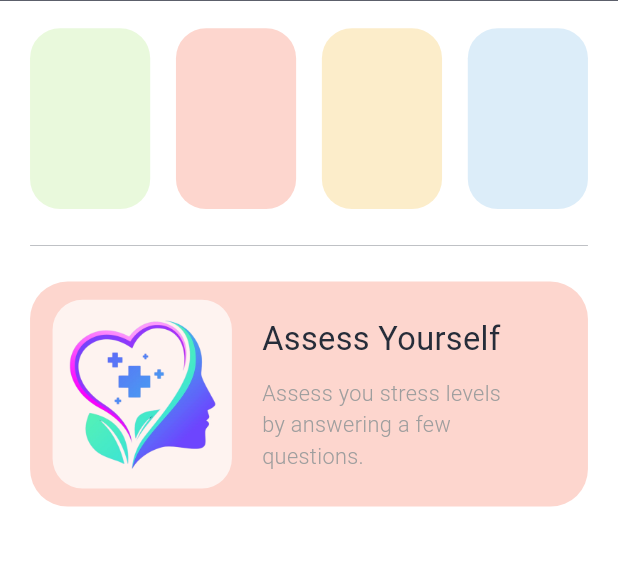
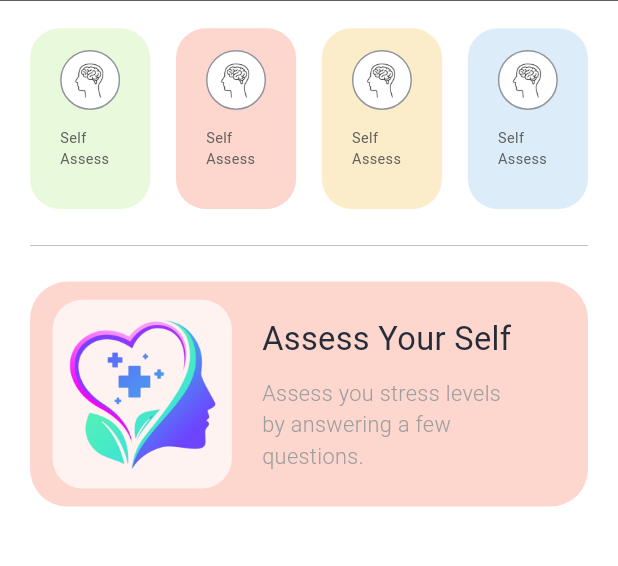
Before and after one commit to anantbhartiya/ZenZone, a Flutter app: the HomeScreen screen opened directly, on a phone screen of 412 x 824 dp, the part 83-649 px from its top. Run offline on Flutter 3.47's test engine with Material 2 defaults, Android fonts, the phone set to English and light mode, and no system bars; our stand-ins replace google_fonts.

Commit message:
made additional changes to UI

```diff
--- a/lib/screens/assess_screen.dart
+++ b/lib/screens/assess_screen.dart
@@ -207,7 +207,7 @@ class _AssessScreenState extends State<AssessScreen> {
               ),
             ),
             Text(
-              "Assess Yourself",
+              "Assess your self now!",
               style: regularTextStyle.copyWith(
                 fontSize: getProportionateScreenHeight(10),
                 color: Colors.grey,
--- a/lib/screens/homescreen.dart
+++ b/lib/screens/homescreen.dart
@@ -1,6 +1,7 @@
 import 'package:flutter/material.dart';
 import 'package:provider/provider.dart';
 import 'package:zenzone/screens/assess_screen.dart';
+import 'package:zenzone/widgets/card1.dart';
 import 'package:zenzone/utils/size_config.dart';
 import 'package:zenzone/utils/theme.dart';
 import 'package:zenzone/utils/userdata.dart';
@@ -62,38 +63,10 @@ class _HomeScreenState extends State<HomeScreen> {
               Row(
                 mainAxisAlignment: MainAxisAlignment.spaceBetween,
                 children: [
-                  Container(
-                    height: getProportionateScreenHeight(100),
-                    width: getProportionateScreenWidth(80),
-                    decoration: BoxDecoration(
-                      color: greentheme,
-                      borderRadius: BorderRadius.circular(20)
-                    ),
-                  ),
-                  Container(
-                    height: getProportionateScreenHeight(100),
-                    width: getProportionateScreenWidth(80),
-                    decoration: BoxDecoration(
-                      color: pinktheme,
-                      borderRadius: BorderRadius.circular(20)
-                    ),
-                  ),
-                  Container(
-                    height: getProportionateScreenHeight(100),
-                    width: getProportionateScreenWidth(80),
-                    decoration: BoxDecoration(
-                      color: yellowtheme,
-                      borderRadius: BorderRadius.circular(20)
-                    ),
-                  ),
-                  Container(
-                    height: getProportionateScreenHeight(100),
-                    width: getProportionateScreenWidth(80),
-                    decoration: BoxDecoration(
-                      color: bluetheme,
-                      borderRadius: BorderRadius.circular(20)
-                    ),
-                  ),
+                  Card1(color: greentheme, icon: 'assets/brain_icon.png', text: 'Self Assess',),
+                  Card1(color: pinktheme, icon: 'assets/brain_icon.png', text: 'Self Assess',),
+                  Card1(color: yellowtheme, icon: 'assets/brain_icon.png', text: 'Self Assess',),
+                  Card1(color: bluetheme, icon: 'assets/brain_icon.png', text: 'Self Assess',),
                 ],
               ),
               SizedBox(height: getProportionateScreenHeight(20),),
@@ -137,7 +110,7 @@ class _HomeScreenState extends State<HomeScreen> {
                           mainAxisAlignment: MainAxisAlignment.spaceEvenly,
                           children: [
                             Text(
-                              'Assess Yourself',
+                              'Assess Your Self',
                               style: regularTextStyle.copyWith(fontSize: getProportionateScreenHeight(18)),
                             ),
                             Text(
--- /dev/null
+++ b/lib/widgets/card1.dart
@@ -0,0 +1,57 @@
+import 'package:flutter/material.dart';
+import 'package:zenzone/utils/size_config.dart';
+import 'package:zenzone/utils/theme.dart';
+
+class Card1 extends StatelessWidget {
+  final Color color;
+  final String icon;
+  final String text;
+
+  const Card1({super.key, required this.color, required this.icon, required this.text});
+
+  @override
+  Widget build(BuildContext context) {
+    return Container(
+      height: getProportionateScreenHeight(100),
+      width: getProportionateScreenWidth(80),
+      decoration: BoxDecoration(
+        color: color,
+        borderRadius: BorderRadius.circular(20)
+      ),
+      child: Padding(
+        padding: EdgeInsets.symmetric(
+          vertical: getProportionateScreenHeight(12),
+          horizontal: getProportionateScreenWidth(20)
+        ),
+        child: Column(
+          children: [
+            Container(
+              decoration: BoxDecoration(
+                color: Colors.white,
+                shape: BoxShape.circle,
+                border: Border.all(
+                  color: blacktheme.withOpacity(0.5)
+                )
+              ),
+              child: Padding(
+                padding: EdgeInsets.symmetric(
+                  vertical: getProportionateScreenHeight(5),
+                  horizontal: getProportionateScreenWidth(5)
+                ),
+                child: Image.asset(icon),
+              )
+            ),
+            SizedBox(height: getProportionateScreenHeight(10)),
+            Text(
+              text,
+              style: regularTextStyle.copyWith(
+                fontSize: getProportionateScreenHeight(8),
+                color: Colors.grey[700]
+              ),
+            )
+          ],
+        ),
+      ),
+    );
+  }
+}
```
Also changed, not shown: assets/brain_icon.png (added).
